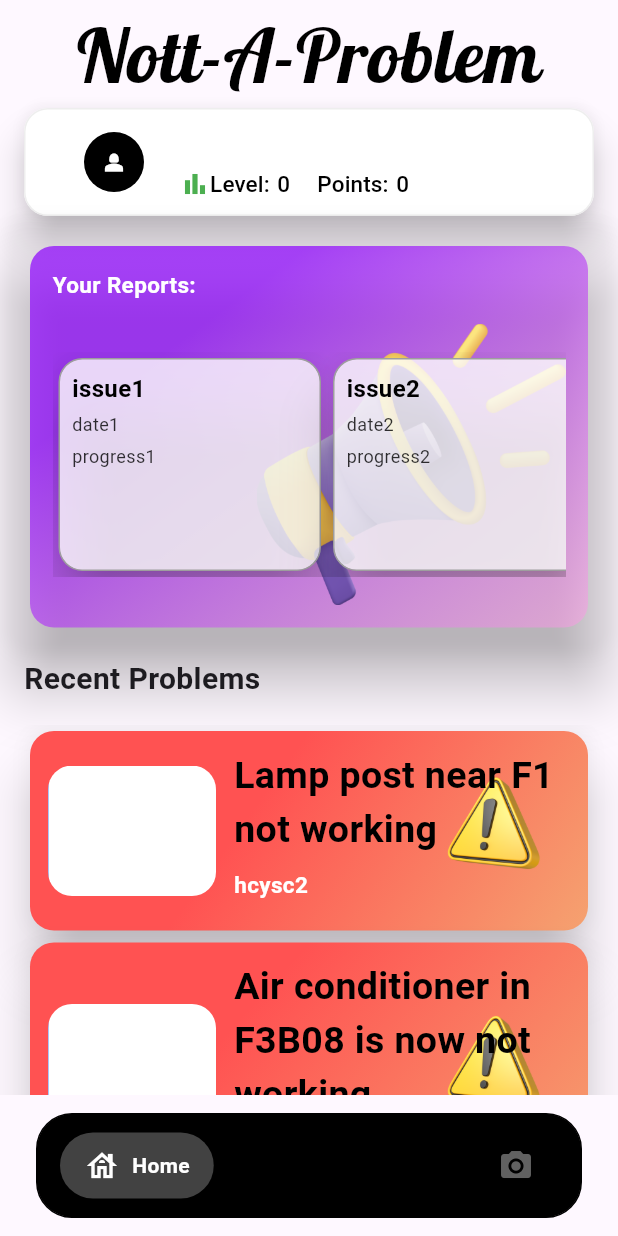
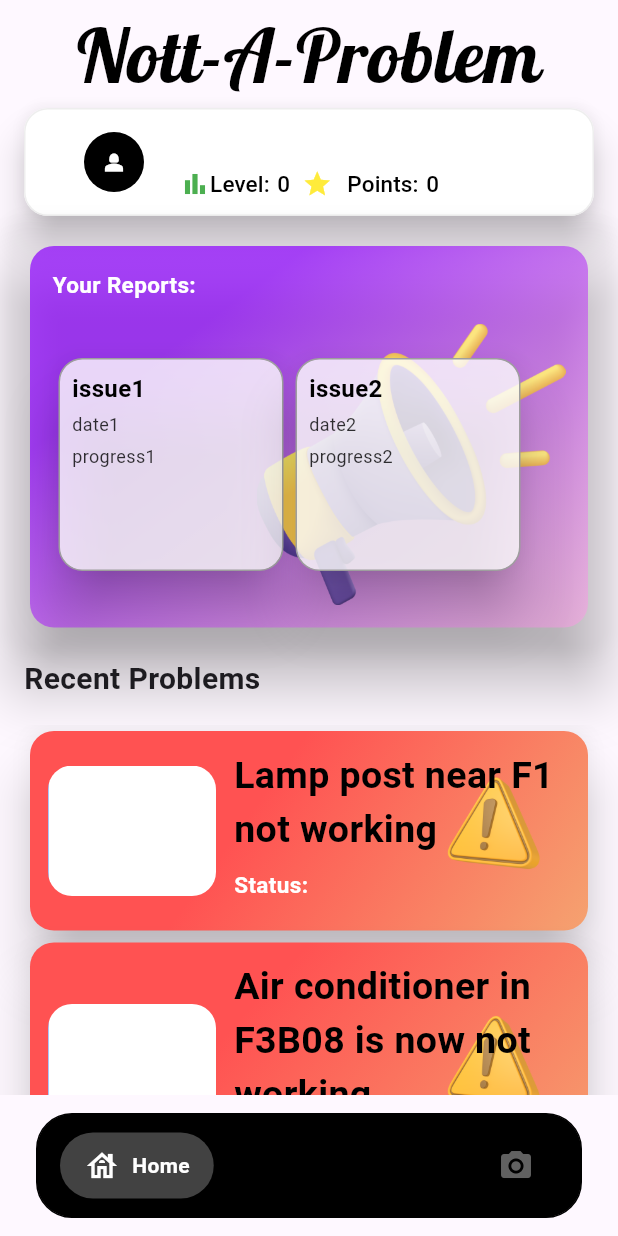
Before and after one commit to YeoYiXin/Problem-Reporting-System, a Flutter app: the screen it shows once a user with an empty profile is signed in, on a phone screen of 412 x 824 dp. Run offline on Flutter 3.47's test engine with Material 3 defaults, Android fonts, the light colour scheme and no system bars; drawn by our look-alikes of google_nav_bar; our stand-ins replace cloud_firestore, firebase_auth, firebase_core, firebase_database, form_field_validator, gap and 3 more; accounts and stored records are empty.

Commit message:
minor changes to updateCard and drawer

```diff
--- a/lib/pages/dashboard/homepage.dart
+++ b/lib/pages/dashboard/homepage.dart
@@ -1,4 +1,3 @@
-import 'package:cloud_firestore/cloud_firestore.dart';
 import 'package:firebase_auth/firebase_auth.dart';
 import 'package:flutter/material.dart';
 import 'package:gap/gap.dart';
@@ -11,7 +10,6 @@ import 'package:problem_reporting_system/pages/dashboard/services/Camera.dart';
 import 'package:problem_reporting_system/pages/dashboard/services/report.dart';
 import 'package:problem_reporting_system/pages/dashboard/services/reportsCard.dart';
 import '../CheckReports.dart';
-import '../appBackground.dart';
 
 import 'package:problem_reporting_system/pages/dashboard/functions/getName.dart';
 
@@ -42,10 +40,8 @@ class _HomeState extends State<Home> {
   }
 
   List<Update> updates = [
-    Update(issue: 'Lamp post near F1 not working', username: 'hcysc2'),
-    Update(
-        issue: 'Air conditioner in F3B08 is now not working',
-        username: 'hcysc2'),
+    Update(issue: 'Lamp post near F1 not working', status: 'Status:'),
+    Update(issue: 'Air conditioner in F3B08 is now not working', status: 'Status:'),
   ];
 
   List<Report> reports = [
@@ -66,8 +62,7 @@ class _HomeState extends State<Home> {
             child: Column(
               crossAxisAlignment: CrossAxisAlignment.start,
               children: <Widget>[
-                Container(
-                  child: Center(
+                const Center(
                   child: Text(
                     "Nott-A-Problem",
                     style: TextStyle(
@@ -78,12 +73,10 @@ class _HomeState extends State<Home> {
                     textAlign: TextAlign.left,
                   ),
                 ),
-                ),
                 Builder(builder: (context) {
                   return Padding(
                     padding: const EdgeInsets.symmetric(
                         horizontal: 16.0), // Add padding
-                    child: Container(
                     child: ElevatedButton(
                       onPressed: () {
                         Scaffold.of(context).openEndDrawer();
@@ -108,15 +101,15 @@ class _HomeState extends State<Home> {
                             mainAxisAlignment: MainAxisAlignment.start,
                             children: [
                               Container(
-                                  margin: EdgeInsets.fromLTRB(16, 16, 16, 16),
-                                  child: CircleAvatar(
+                                margin: const EdgeInsets.fromLTRB(16, 16, 16, 16),
+                                child: const CircleAvatar(
                                   radius: 20.0, // Adjust the radius as needed
                                   backgroundColor: Colors.black,
                                   child: Icon(Icons.person_2_sharp,
                                       color: Colors.white),
                                 ),
                               ),
-                                SizedBox(
+                              const SizedBox(
                                   width:
                                       8.0), // Adjust the spacing between icon and label
                               // Wrap USERNAME and Level in a common parent widget
@@ -135,33 +128,33 @@ class _HomeState extends State<Home> {
                                     /////////////NAMEEEEEEE
                                     Row(
                                       children: [
-                                          Icon(Icons.bar_chart,
+                                        const Icon(Icons.bar_chart,
                                             color: Colors.green, size: 20),
-                                          Text(
+                                        const Text(
                                           'Level:',
                                           style: TextStyle(
                                               fontSize: 15.0,
                                               color: Colors.black),
                                         ),
-                                          Gap(5),
+                                        const Gap(5),
                                         GetLevel(uid: currentUser!.uid),
                                         const SizedBox(width: 8.0),
-                                          // Icon(Icons.star,
-                                          //     color: Colors.yellow,
-                                          //     size: 20), // Add the icon here
+                                        const Icon(Icons.star,
+                                            color: Colors.yellow,
+                                            size: 20), // Add the icon here
                                         // const SizedBox(width: 4.0), // Adjust the spacing between icon and text
                                         // Gap(5),
                                         // GetLevel(uid: currentUser!.uid),
-                                          Gap(10),
+                                        const Gap(10),
 
-                                          Text(
+                                        const Text(
                                           'Points:',
                                           style: TextStyle(
                                               fontSize: 15.0,
                                               color: Colors.black),
                                         ),
 
-                                          Gap(5),
+                                        const Gap(5),
                                         GetPoints(uid: currentUser!.uid),
 
                                         const SizedBox(width: 8.0),
@@ -174,7 +167,6 @@ class _HomeState extends State<Home> {
                             ],
                           ),
                         ],
-                        ),
                       ),
                     ),
                   );
@@ -192,8 +184,8 @@ class _HomeState extends State<Home> {
                         begin: Alignment.topCenter,
                         end: Alignment.bottomRight,
                         colors: [
-                          Color(0xFF8C00FF).withOpacity(0.7), // Light blue
-                          Color(0xFFFF9CE6).withOpacity(0.5), // Dark blue
+                          const Color(0xFF8C00FF).withOpacity(0.7), // Light blue
+                          const Color(0xFFFF9CE6).withOpacity(0.5), // Dark blue
                         ],
                       ),
                       borderRadius: BorderRadius.circular(16.0),
@@ -204,8 +196,8 @@ class _HomeState extends State<Home> {
                         crossAxisAlignment: CrossAxisAlignment.stretch,
                         children: [
                           Container(
-                            margin: EdgeInsets.fromLTRB(0, 0, 0, 16),
-                            child: Text(
+                            margin: const EdgeInsets.fromLTRB(0, 0, 0, 16),
+                            child: const Text(
                               'Your Reports:',
                               textAlign: TextAlign.left,
                               style: TextStyle(
@@ -220,11 +212,11 @@ class _HomeState extends State<Home> {
                             children: [
                               Positioned(
                                 // right: 0,
-                                child: Container(
+                                child: SizedBox(
                                     width: MediaQuery.sizeOf(context).width / 2,
                                     child: Image.asset('assets/megaphone.png')),
                               ),
-                              Container(
+                              SizedBox(
                                 height: 150.0, // Adjust the height as needed
                                 child: ListView.builder(
                                   scrollDirection: Axis.horizontal,
@@ -284,7 +276,7 @@ class _HomeState extends State<Home> {
                       gap: 8,
                       padding: const EdgeInsets.symmetric(
                           horizontal: 16, vertical: 10),
-                      tabs: [
+                      tabs: const [
                         GButton(
                           icon: Icons.house_outlined,
                           text: 'Home',
@@ -338,8 +330,8 @@ class _HomeState extends State<Home> {
                         begin: Alignment.topCenter,
                         end: Alignment.bottomRight,
                         colors: [
-                          Color(0xFF87CDFF).withOpacity(0.7), // Light blue
-                          Color(0xFF003BFF).withOpacity(0.5), // Dark blue
+                          const Color(0xFF87CDFF).withOpacity(0.7), // Light blue
+                          const Color(0xFF003BFF).withOpacity(0.5), // Dark blue
                         ],
                       ),
                     ),
@@ -347,7 +339,7 @@ class _HomeState extends State<Home> {
                       mainAxisAlignment: MainAxisAlignment.center,
                       crossAxisAlignment: CrossAxisAlignment.center,
                       children: <Widget>[
-                        CircleAvatar(
+                        const CircleAvatar(
                           backgroundColor: Colors.black,
                           radius: 30,
                           child: Icon(
@@ -355,36 +347,18 @@ class _HomeState extends State<Home> {
                             color: Colors.white,
                           ),
                         ),
-                        SizedBox(height: 10.0),
-
                         GetName(uid: currentUser!.uid,section: "sidebar"),
                         GetName(uid: currentUser!.uid, section: "email"),
-                        // Text(
-                        //   'Username',
-                        //   style: TextStyle(
-                        //     color: Colors.white,
-                        //     fontSize: 18.0,
-                        //     letterSpacing: 2.0,
-                        //   ),
-                        // ),
-                        // Text(
-                        //   'OWA@nottingham.edu.my',
-                        //   style: TextStyle(
-                        //     color: Colors.white,
-                        //     fontSize: 15.0,
-                        //     letterSpacing: 1.0,
-                        //   ),
-                        // ),
                       ],
                     ),
                   ),
-                  SizedBox(height: 10.0),
+                  const SizedBox(height: 10.0),
                   Padding(
-                    padding: EdgeInsets.symmetric(horizontal: 16.0),
+                    padding: const EdgeInsets.symmetric(horizontal: 16.0),
                     child: Column(
                       crossAxisAlignment: CrossAxisAlignment.start,
                       children: <Widget>[
-                        Text(
+                        const Text(
                           "History",
                           style: TextStyle(
                             fontWeight: FontWeight.bold,
@@ -392,8 +366,8 @@ class _HomeState extends State<Home> {
                           ),
                         ),
                         ListTile(
-                          leading: Icon(Icons.assignment, size: 30),
-                          title: Text('My Reports',
+                          leading: const Icon(Icons.assignment, size: 30),
+                          title: const Text('My Reports',
                               style: TextStyle(fontSize: 20)),
                           onTap: () {
                             Navigator.push(
@@ -403,8 +377,8 @@ class _HomeState extends State<Home> {
                             );
                           },
                         ),
-                        Divider(),
-                        Text(
+                        const Divider(),
+                        const Text(
                           "Account Settings",
                           style: TextStyle(
                             fontWeight: FontWeight.bold,
@@ -412,22 +386,22 @@ class _HomeState extends State<Home> {
                           ),
                         ),
                         ListTile(
-                          leading: Icon(Icons.edit, size: 30),
-                          title: Text('Edit Profile',
+                          leading: const Icon(Icons.edit, size: 30),
+                          title: const Text('Edit Profile',
                               style: TextStyle(fontSize: 20)),
                           onTap: () {
                             showDialog(
                               context: context,
                               builder: (BuildContext context) {
                                 return AlertDialog(
-                                  title: Text('Edit Profile Logic'),
-                                  content: Text('.'),
+                                  title: const Text('Edit Profile Logic'),
+                                  content: const Text('.'),
                                   actions: [
                                     TextButton(
                                       onPressed: () {
                                         Navigator.pop(context);
                                       },
-                                      child: Text('OK'),
+                                      child: const Text('OK'),
                                     ),
                                   ],
                                 );
@@ -435,24 +409,24 @@ class _HomeState extends State<Home> {
                             );
                           },
                         ),
-                        Divider(),
+                        const Divider(),
                         ListTile(
-                          leading: Icon(Icons.edit, size: 30),
-                          title: Text('Change Password',
+                          leading: const Icon(Icons.edit, size: 30),
+                          title: const Text('Change Password',
                               style: TextStyle(fontSize: 20)),
                           onTap: () {
                             showDialog(
                               context: context,
                               builder: (BuildContext context) {
                                 return AlertDialog(
-                                  title: Text('Change Password Logic'),
-                                  content: Text('.'),
+                                  title: const Text('Change Password Logic'),
+                                  content: const Text('.'),
                                   actions: [
                                     TextButton(
                                       onPressed: () {
                                         Navigator.pop(context);
                                       },
-                                      child: Text('OK'),
+                                      child: const Text('OK'),
                                     ),
                                   ],
                                 );
@@ -460,8 +434,8 @@ class _HomeState extends State<Home> {
                             );
                           },
                         ),
-                        Divider(),
-                        Text(
+                        const Divider(),
+                        const Text(
                           "More",
                           style: TextStyle(
                             fontWeight: FontWeight.bold,
@@ -469,22 +443,22 @@ class _HomeState extends State<Home> {
                           ),
                         ),
                         ListTile(
-                          leading: Icon(Icons.description, size: 30),
-                          title: Text('Terms of Service',
+                          leading: const Icon(Icons.description, size: 30),
+                          title: const Text('Terms of Service',
                               style: TextStyle(fontSize: 20)),
                           onTap: () {
                             showDialog(
                               context: context,
                               builder: (BuildContext context) {
                                 return AlertDialog(
-                                  title: Text('Terms of Service'),
-                                  content: Text('Terms of Service'),
+                                  title: const Text('Terms of Service'),
+                                  content: const Text('Terms of Service'),
                                   actions: [
                                     TextButton(
                                       onPressed: () {
                                         Navigator.pop(context);
                                       },
-                                      child: Text('OK'),
+                                      child: const Text('OK'),
                                     ),
                                   ],
                                 );
@@ -492,23 +466,23 @@ class _HomeState extends State<Home> {
                             );
                           },
                         ),
-                        Divider(),
+                        const Divider(),
                         ListTile(
-                          leading: Icon(Icons.question_mark, size: 30),
-                          title: Text('Help', style: TextStyle(fontSize: 20)),
+                          leading: const Icon(Icons.question_mark, size: 30),
+                          title: const Text('Help', style: TextStyle(fontSize: 20)),
                           onTap: () {
                             showDialog(
                               context: context,
                               builder: (BuildContext context) {
                                 return AlertDialog(
-                                  title: Text('Hyperlink to email admin'),
-                                  content: Text('.'),
+                                  title: const Text('Hyperlink to email admin'),
+                                  content: const Text('.'),
                                   actions: [
                                     TextButton(
                                       onPressed: () {
                                         Navigator.pop(context);
                                       },
-                                      child: Text('OK'),
+                                      child: const Text('OK'),
                                     ),
                                   ],
                                 );
@@ -516,16 +490,16 @@ class _HomeState extends State<Home> {
                             );
                           },
                         ),
-                        Divider(),
+                        const Divider(),
                         ListTile(
-                          leading: Icon(Icons.people_alt_outlined, size: 30),
+                          leading: const Icon(Icons.people_alt_outlined, size: 30),
                           title:
-                              Text('About us', style: TextStyle(fontSize: 20)),
+                              const Text('About us', style: TextStyle(fontSize: 20)),
                           onTap: () {
                             // Your about us logic here
                           },
                         ),
-                        Divider(),
+                        const Divider(),
                       ],
                     ),
                   ),
@@ -533,8 +507,8 @@ class _HomeState extends State<Home> {
               ),
             ),
             ListTile(
-              leading: Icon(Icons.logout, size: 30),
-              title: Text(
+              leading: const Icon(Icons.logout, size: 30),
+              title: const Text(
                 'Logout',
                 style: TextStyle(
                     fontSize: 20,
@@ -546,8 +520,8 @@ class _HomeState extends State<Home> {
                   context: context,
                   builder: (BuildContext context) {
                     return AlertDialog(
-                      title: Text('Logout'),
-                      content: Text('Are you sure you want to logout?'),
+                      title: const Text('Logout'),
+                      content: const Text('Are you sure you want to logout?'),
                       actions: [
                         TextButton(
                           onPressed: () {
@@ -556,13 +530,13 @@ class _HomeState extends State<Home> {
                             );
                             // Logout logic here
                           },
-                          child: Text('Yes'),
+                          child: const Text('Yes'),
                         ),
                         TextButton(
                           onPressed: () {
                             Navigator.pop(context);
                           },
-                          child: Text('No'),
+                          child: const Text('No'),
                         ),
                       ],
                     );
@@ -570,8 +544,8 @@ class _HomeState extends State<Home> {
                 );
               },
             ),
-            Divider(),
-            SizedBox(height: 10.0),
+            const Divider(),
+            const SizedBox(height: 10.0),
           ],
         ),
       ),
--- a/lib/pages/dashboard/services/reportsCard.dart
+++ b/lib/pages/dashboard/services/reportsCard.dart
@@ -7,7 +7,7 @@ class ReportCardItem extends StatelessWidget {
 
   @override
   Widget build(BuildContext context) {
-    double cardSize = 175.0;
+    double cardSize = 150.0;
 
     return Card(
       elevation: 15.0,
--- a/lib/pages/dashboard/services/update.dart
+++ b/lib/pages/dashboard/services/update.dart
@@ -1,8 +1,8 @@
 class Update{
   String issue = '';
-  String username = '';
+  String status = '';
   //date
   //time
 
-  Update({ required this.issue, required this.username});
+  Update({ required this.issue, required this.status});
 }
--- a/lib/pages/dashboard/services/updatesCard.dart
+++ b/lib/pages/dashboard/services/updatesCard.dart
@@ -31,10 +31,16 @@ class UpdateCard extends StatelessWidget {
                 alignment: Alignment.centerRight,
                 children: [
                   Positioned(
-                    // right: 0,
                     child: Container(
-                        width: MediaQuery.of(context).size.width / 4,
-                        child: Image.asset('assets/hazard.png')),
+                      width: MediaQuery.of(context).size.width / 4,
+                      child: ColorFiltered(
+                        colorFilter: ColorFilter.mode(
+                          Colors.orangeAccent.withOpacity(0.5), // Adjust the opacity as needed
+                          BlendMode.srcATop,
+                        ),
+                        child: Image.asset('assets/hazard.png'),
+                      ),
+                    ),
                   ),
                   Row(
                     children: [
@@ -64,7 +70,7 @@ class UpdateCard extends StatelessWidget {
                             ),
                             SizedBox(height: 8.0),
                             Text(
-                              update.username,
+                              update.status,
                               style: TextStyle(
                                 fontSize: 15.0,
                                 color: Colors.white,
```
Lines whose indentation alone changed are shown as unchanged.
